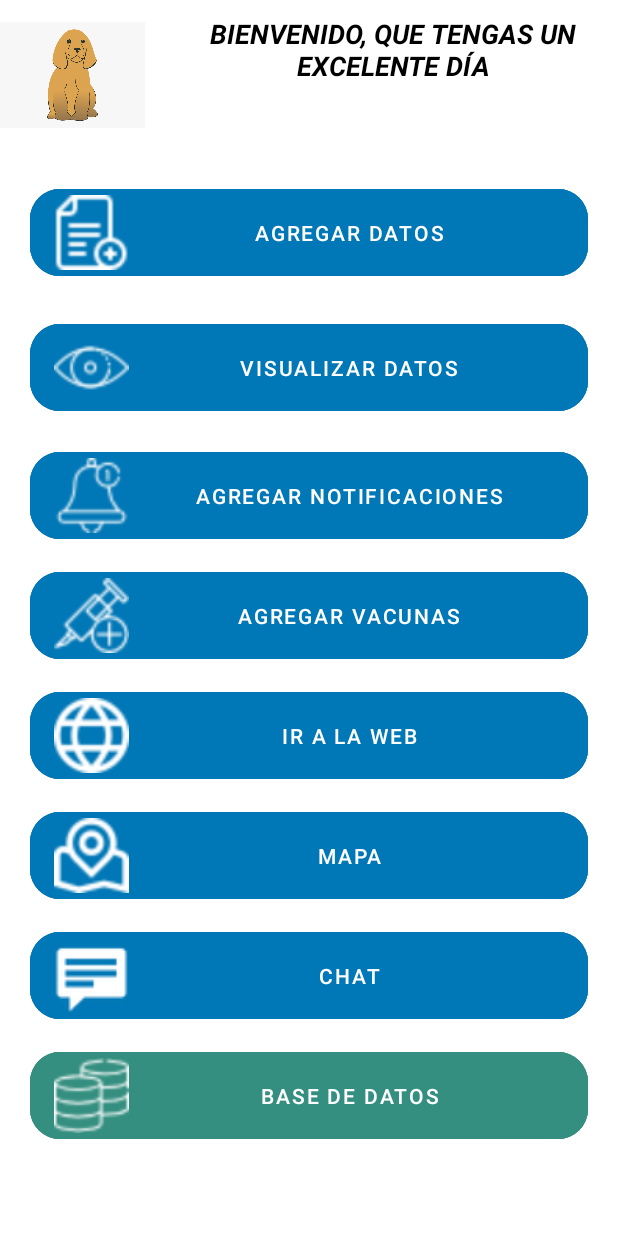
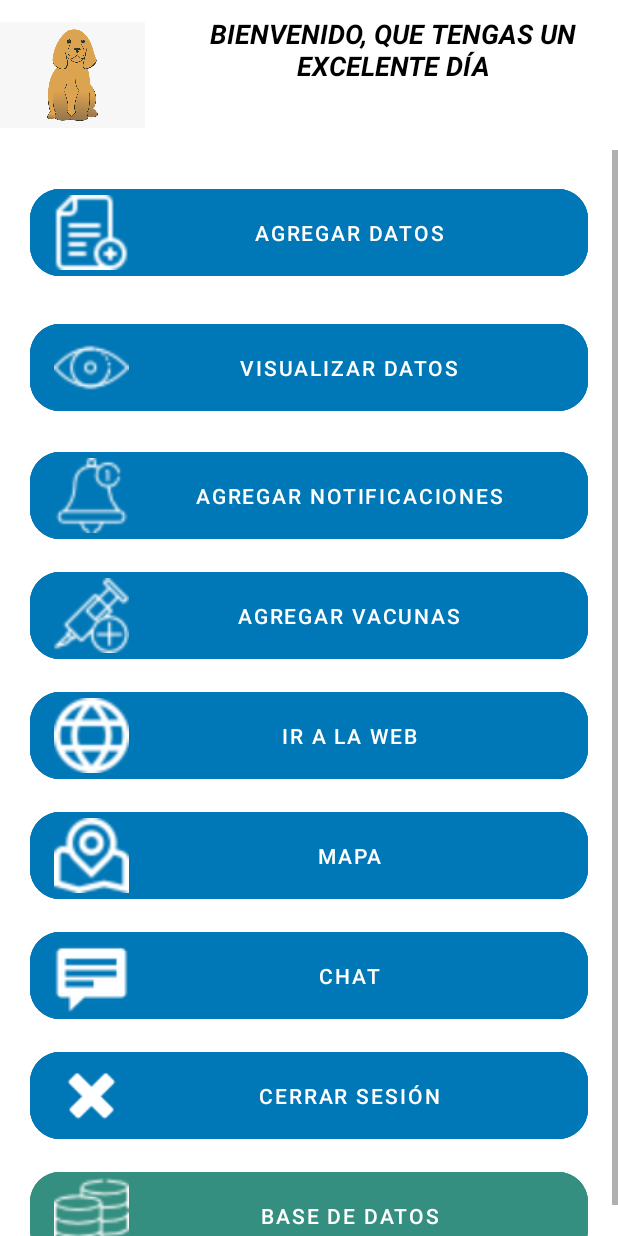
Before and after one commit to ItsJesitoVro/ControlVet, an Android app: the layout activity_main.xml on its own in the app's theme, with its tools: preview values and no code run, on a phone screen of 412 x 824 dp. Run offline under Robolectric (Android 15) with nearby library versions, the phone set to English and light mode, and no system bars.

Commit message:
Inicio de sesion FireBase
Yo y @JesusDamian01  hicimos el login con la cuenta ingresada en firebase al igual que el cierre de sesión.

```diff
--- a/app/src/main/AndroidManifest.xml
+++ b/app/src/main/AndroidManifest.xml
@@ -1,6 +1,6 @@
 <?xml version="1.0" encoding="utf-8"?>
 <manifest xmlns:android="http://schemas.android.com/apk/res/android"
-    package="com.example.notific"
+    package="com.controlvet.notific"
     android:versionCode="3"
     android:versionName="1.2">
 
--- a/app/src/main/res/layout/activity_main.xml
+++ b/app/src/main/res/layout/activity_main.xml
@@ -199,6 +199,26 @@
                 app:strokeColor="#0077b6" />
 
             <Button
+                android:id="@+id/btncerrar"
+                style="?attr/materialButtonOutlinedStyle"
+                android:layout_width="match_parent"
+                android:layout_height="wrap_content"
+                android:layout_marginStart="20dp"
+                android:layout_marginTop="10dp"
+                android:layout_marginEnd="20dp"
+                android:backgroundTint="#0077b6"
+                android:text="Cerrar Sesión"
+                android:textColor="@color/white"
+                app:cornerRadius="20dp"
+                app:icon="@android:drawable/ic_delete"
+                app:iconSize="50dp"
+                app:iconTint="@color/white"
+                app:layout_constraintEnd_toEndOf="parent"
+                app:layout_constraintStart_toStartOf="parent"
+                app:layout_constraintTop_toBottomOf="@+id/button6"
+                app:strokeColor="#0077b6" />
+
+            <Button
                 android:id="@+id/btnCrear"
                 style="?attr/materialButtonOutlinedStyle"
                 android:layout_width="match_parent"
--- a/build.gradle
+++ b/build.gradle
@@ -5,8 +5,8 @@ buildscript {
         mavenCentral()
     }
     dependencies {
-        classpath 'com.android.tools.build:gradle:7.1.3'
-
+        classpath 'com.android.tools.build:gradle:7.2.1'
+        classpath 'com.google.gms:google-services:4.3.13'
         // NOTE: Do not place your application dependencies here; they belong
         // in the individual module build.gradle files
     }
```
Also changed, not shown: app/build.gradle (+9 -0 lines), app/src/main/java/com/controlvet/notific/Login.java (+59 -12 lines), app/src/main/java/com/controlvet/notific/MainActivity.java (+15 -1 lines), gradle/wrapper/gradle-wrapper.properties, 1 other file.
